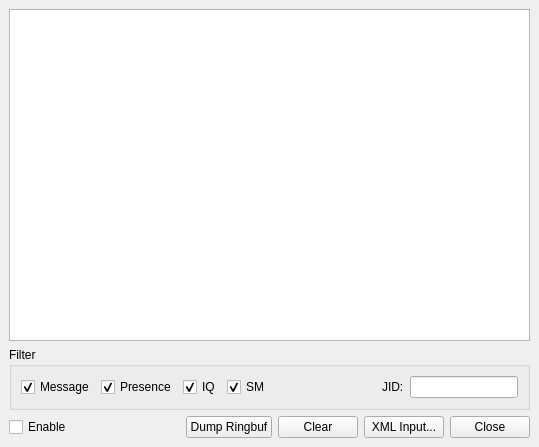
Qt form src/xmlconsole.ui (psi-im/psi) before a commit.
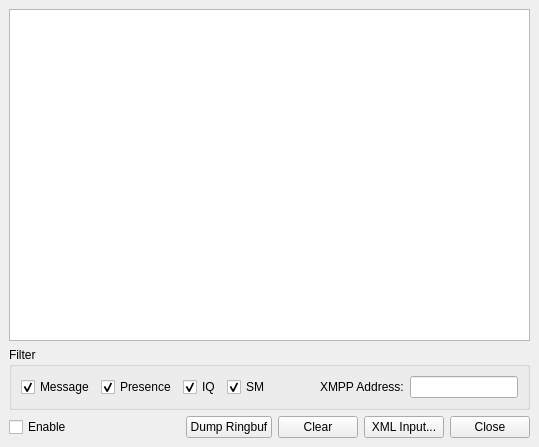
The same form after that commit.

Commit message:
jid to xmpp
jid to xmpp

Diff of the .ui file:
```diff
--- a/src/xmlconsole.ui
+++ b/src/xmlconsole.ui
@@ -90,7 +90,7 @@
       <item>
        <widget class="QLabel" name="label" >
         <property name="text" >
-         <string>JID:</string>
+         <string>XMPP Address:</string>
         </property>
        </widget>
       </item>
```
The commit also changes 6 other files.
